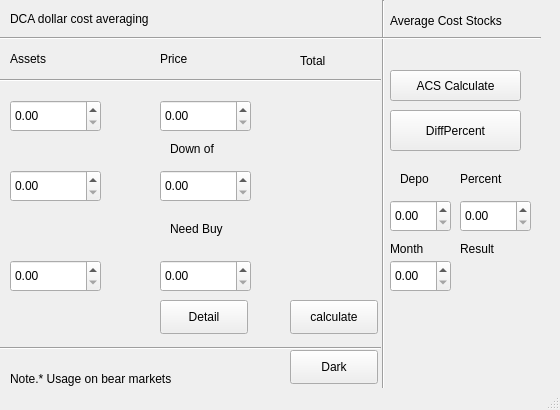
First picture: the form in common/mainwindow.ui, repository silverstringer/ssm, before the edit.
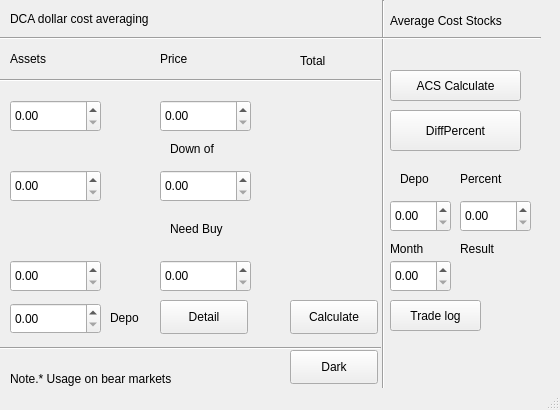
Second picture: the form after the edit.

The edit to the form file:
```diff
--- a/common/mainwindow.ui
+++ b/common/mainwindow.ui
@@ -162,7 +162,7 @@
      </rect>
     </property>
     <property name="text">
-     <string>calculate</string>
+     <string>Calculate</string>
     </property>
    </widget>
    <widget class="QPushButton" name="btnDetail">
@@ -287,7 +287,7 @@
      <rect>
       <x>390</x>
       <y>0</y>
-      <width>121</width>
+      <width>131</width>
       <height>41</height>
      </rect>
     </property>
@@ -442,6 +442,42 @@
      <string>Dark</string>
     </property>
    </widget>
+   <widget class="QDoubleSpinBox" name="spnDeposit">
+    <property name="geometry">
+     <rect>
+      <x>10</x>
+      <y>303</y>
+      <width>91</width>
+      <height>31</height>
+     </rect>
+    </property>
+   </widget>
+   <widget class="QLabel" name="label_13">
+    <property name="geometry">
+     <rect>
+      <x>110</x>
+      <y>310</y>
+      <width>41</width>
+      <height>16</height>
+     </rect>
+    </property>
+    <property name="text">
+     <string>Depo</string>
+    </property>
+   </widget>
+   <widget class="QPushButton" name="btnTradeLog">
+    <property name="geometry">
+     <rect>
+      <x>390</x>
+      <y>300</y>
+      <width>91</width>
+      <height>31</height>
+     </rect>
+    </property>
+    <property name="text">
+     <string>Trade log</string>
+    </property>
+   </widget>
   </widget>
   <widget class="QStatusBar" name="statusBar"/>
  </widget>
```
Left out of the diff: 4 changed lines with no effect on the pictures.
